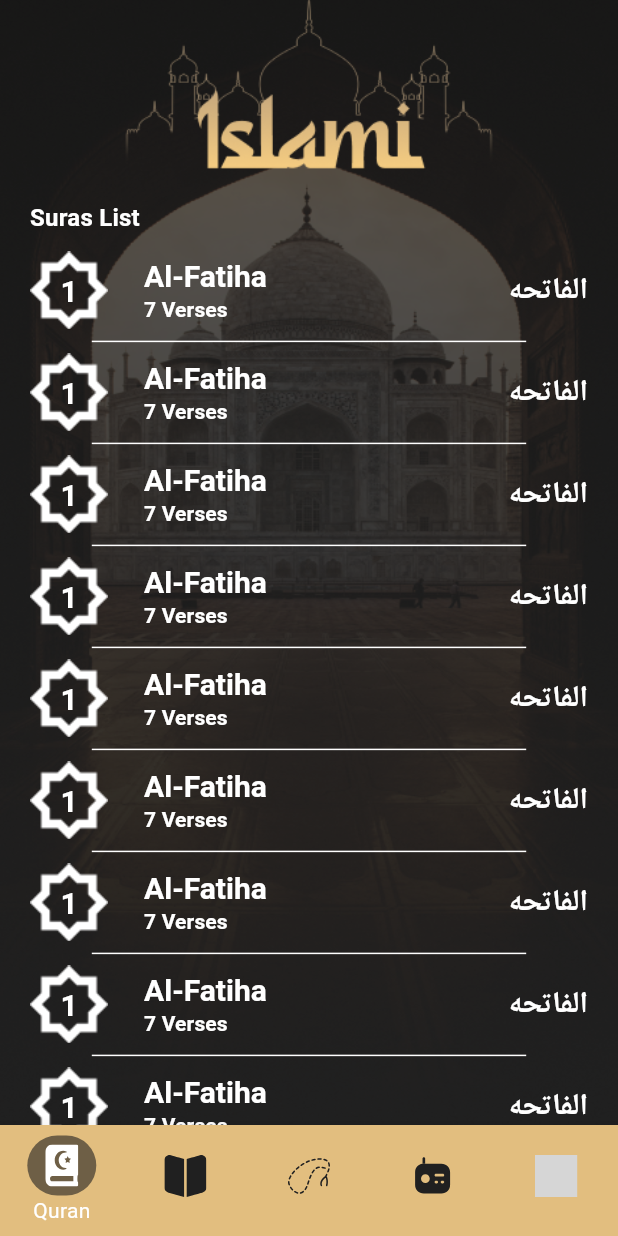
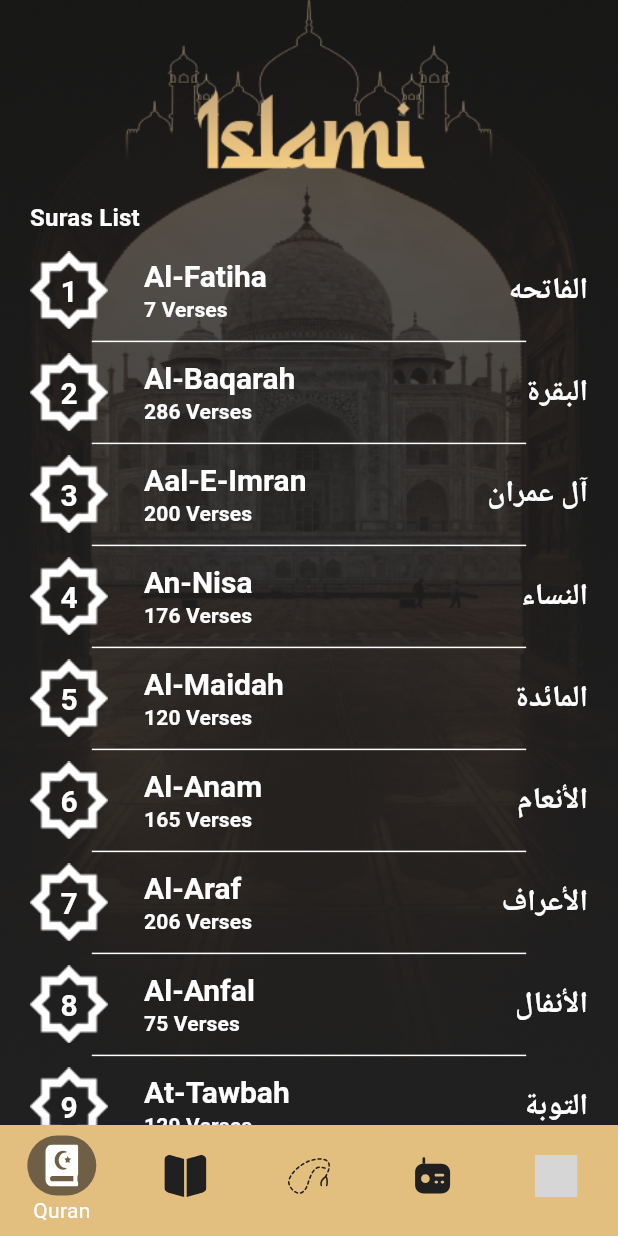
Before and after one commit to ibrahimfayed/islamic_app, a Flutter app: the screen it shows after launch, on a phone screen of 412 x 824 dp. Run offline on Flutter 3.47's test engine with Material 3 defaults, Android fonts, the phone set to English and light mode, and no system bars; our stand-ins replace flutter_svg; grey boxes are pictures that could not be loaded.

Commit message:
create Quran services & sura lists data

```diff
--- /dev/null
+++ b/lib/tabs/quran/quran_service.dart
@@ -0,0 +1,363 @@
+import "package:islamic_app/tabs/quran/sura.dart";
+
+class QuranService {
+  static List<String> arabicSuraNames = [
+    "الفاتحه",
+    "البقرة",
+    "آل عمران",
+    "النساء",
+    "المائدة",
+    "الأنعام",
+    "الأعراف",
+    "الأنفال",
+    "التوبة",
+    "يونس",
+    "هود",
+    "يوسف",
+    "الرعد",
+    "إبراهيم",
+    "الحجر",
+    "النحل",
+    "الإسراء",
+    "الكهف",
+    "مريم",
+    "طه",
+    "الأنبياء",
+    "الحج",
+    "المؤمنون",
+    "النّور",
+    "الفرقان",
+    "الشعراء",
+    "النّمل",
+    "القصص",
+    "العنكبوت",
+    "الرّوم",
+    "لقمان",
+    "السجدة",
+    "الأحزاب",
+    "سبأ",
+    "فاطر",
+    "يس",
+    "الصافات",
+    "ص",
+    "الزمر",
+    "غافر",
+    "فصّلت",
+    "الشورى",
+    "الزخرف",
+    "الدّخان",
+    "الجاثية",
+    "الأحقاف",
+    "محمد",
+    "الفتح",
+    "الحجرات",
+    "ق",
+    "الذاريات",
+    "الطور",
+    "النجم",
+    "القمر",
+    "الرحمن",
+    "الواقعة",
+    "الحديد",
+    "المجادلة",
+    "الحشر",
+    "الممتحنة",
+    "الصف",
+    "الجمعة",
+    "المنافقون",
+    "التغابن",
+    "الطلاق",
+    "التحريم",
+    "الملك",
+    "القلم",
+    "الحاقة",
+    "المعارج",
+    "نوح",
+    "الجن",
+    "المزّمّل",
+    "المدّثر",
+    "القيامة",
+    "الإنسان",
+    "المرسلات",
+    "النبأ",
+    "النازعات",
+    "عبس",
+    "التكوير",
+    "الإنفطار",
+    "المطفّفين",
+    "الإنشقاق",
+    "البروج",
+    "الطارق",
+    "الأعلى",
+    "الغاشية",
+    "الفجر",
+    "البلد",
+    "الشمس",
+    "الليل",
+    "الضحى",
+    "الشرح",
+    "التين",
+    "العلق",
+    "القدر",
+    "البينة",
+    "الزلزلة",
+    "العاديات",
+    "القارعة",
+    "التكاثر",
+    "العصر",
+    "الهمزة",
+    "الفيل",
+    "قريش",
+    "الماعون",
+    "الكوثر",
+    "الكافرون",
+    "النصر",
+    "المسد",
+    "الإخلاص",
+    "الفلق",
+    "الناس"
+  ];
+  static List<String> englishSuraNames = [
+    "Al-Fatiha",
+    "Al-Baqarah",
+    "Aal-E-Imran",
+    "An-Nisa",
+    "Al-Maidah",
+    "Al-Anam",
+    "Al-Araf",
+    "Al-Anfal",
+    "At-Tawbah",
+    "Yunus",
+    "Hud",
+    "Yusuf",
+    "Ar-Ra'd",
+    "Ibrahim",
+    "Al-Hijr",
+    "An-Nahl",
+    "Al-Isra",
+    "Al-Kahf",
+    "Maryam",
+    "Ta-Ha",
+    "Al-Anbiya",
+    "Al-Hajj",
+    "Al-Mu'minun",
+    "An-Nur",
+    "Al-Furqan",
+    "Ash-Shu'ara",
+    "An-Naml",
+    "Al-Qasas",
+    "Al-Ankabut",
+    "Ar-Rum",
+    "Luqman",
+    "As-Sajda",
+    "Al-Ahzab",
+    "Saba",
+    "Fatir",
+    "Ya-Sin",
+    "As-Saffat",
+    "Sad",
+    "Az-Zumar",
+    "Ghafir",
+    "Fussilat",
+    "Ash-Shura",
+    "Az-Zukhruf",
+    "Ad-Dukhan",
+    "Al-Jathiya",
+    "Al-Ahqaf",
+    "Muhammad",
+    "Al-Fath",
+    "Al-Hujurat",
+    "Qaf",
+    "Adh-Dhariyat",
+    "At-Tur",
+    "An-Najm",
+    "Al-Qamar",
+    "Ar-Rahman",
+    "Al-Waqi'a",
+    "Al-Hadid",
+    "Al-Mujadila",
+    "Al-Hashr",
+    "Al-Mumtahina",
+    "As-Saff",
+    "Al-Jumu'a",
+    "Al-Munafiqun",
+    "At-Taghabun",
+    "At-Talaq",
+    "At-Tahrim",
+    "Al-Mulk",
+    "Al-Qalam",
+    "Al-Haqqah",
+    "Al-Ma'arij",
+    "Nuh",
+    "Al-Jinn",
+    "Al-Muzzammil",
+    "Al-Muddathir",
+    "Al-Qiyamah",
+    "Al-Insan",
+    "Al-Mursalat",
+    "An-Naba'",
+    "An-Nazi'at",
+    "Abasa",
+    "At-Takwir",
+    "Al-Infitar",
+    "Al-Mutaffifin",
+    "Al-Inshiqaq",
+    "Al-Buruj",
+    "At-Tariq",
+    "Al-A'la",
+    "Al-Ghashiyah",
+    "Al-Fajr",
+    "Al-Balad",
+    "Ash-Shams",
+    "Al-Lail",
+    "Ad-Duha",
+    "Ash-Sharh",
+    "At-Tin",
+    "Al-Alaq",
+    "Al-Qadr",
+    "Al-Bayyina",
+    "Az-Zalzalah",
+    "Al-Adiyat",
+    "Al-Qari'a",
+    "At-Takathur",
+    "Al-Asr",
+    "Al-Humazah",
+    "Al-Fil",
+    "Quraysh",
+    "Al-Ma'un",
+    "Al-Kawthar",
+    "Al-Kafirun",
+    "An-Nasr",
+    "Al-Masad",
+    "Al-Ikhlas",
+    "Al-Falaq",
+    "An-Nas"
+  ];
+  static List<int> ayatCounts = [
+    7,
+    286,
+    200,
+    176,
+    120,
+    165,
+    206,
+    75,
+    129,
+    109,
+    123,
+    111,
+    43,
+    52,
+    99,
+    128,
+    111,
+    110,
+    98,
+    135,
+    112,
+    78,
+    118,
+    64,
+    77,
+    227,
+    93,
+    88,
+    69,
+    60,
+    34,
+    30,
+    73,
+    54,
+    45,
+    83,
+    182,
+    88,
+    75,
+    85,
+    54,
+    53,
+    89,
+    59,
+    37,
+    35,
+    38,
+    29,
+    18,
+    45,
+    60,
+    49,
+    62,
+    55,
+    78,
+    96,
+    29,
+    22,
+    24,
+    13,
+    14,
+    11,
+    11,
+    18,
+    12,
+    12,
+    30,
+    52,
+    52,
+    44,
+    28,
+    28,
+    20,
+    56,
+    40,
+    31,
+    50,
+    40,
+    46,
+    42,
+    29,
+    19,
+    36,
+    25,
+    22,
+    17,
+    19,
+    26,
+    30,
+    20,
+    15,
+    21,
+    11,
+    8,
+    5,
+    19,
+    5,
+    8,
+    8,
+    11,
+    11,
+    8,
+    3,
+    9,
+    5,
+    4,
+    6,
+    3,
+    6,
+    3,
+    5,
+    4,
+    5,
+    6
+  ];
+  static List<Sura> suras = List.generate(
+    114,
+  (index)=> getSuraFromIndex(index)
+  );
+
+  static Sura getSuraFromIndex(int index)=>//this is for one sura and i want to repeat it 114 times
+   Sura(
+    englishName: englishSuraNames[index],
+    arabicName: arabicSuraNames[index],
+    ayatCount: ayatCounts[index],
+    num: index + 1);
+}
--- a/lib/tabs/quran/quran_tab.dart
+++ b/lib/tabs/quran/quran_tab.dart
@@ -1,5 +1,6 @@
 import 'package:flutter/material.dart';
 import 'package:islamic_app/app_theme.dart';
+import 'package:islamic_app/tabs/quran/quran_service.dart';
 import 'package:islamic_app/tabs/quran/sura_item.dart';
 
 class QuranTab extends StatelessWidget {
@@ -21,8 +22,8 @@
           Expanded(
             child: ListView.separated(
               padding: EdgeInsets.symmetric(horizontal: 20),
-              itemBuilder: (_,index) => SuraItem(),
-              itemCount: 114,
+              itemBuilder: (_,index) => SuraItem(QuranService.suras[index]),
+              itemCount: QuranService.suras.length,//or 114
               separatorBuilder: (_,_) => Divider(
                 color: AppTheme.white,
                 thickness: 1,
--- /dev/null
+++ b/lib/tabs/quran/sura.dart
@@ -0,0 +1,13 @@
+class Sura {
+  String englishName;
+  String arabicName;
+  int ayatCount; //number of ayat inside each sura sura
+  int num; //number of sura
+
+  Sura({
+    required this.englishName,
+    required this.arabicName,
+    required this.ayatCount,
+    required this.num,
+  });
+}
--- a/lib/tabs/quran/sura_item.dart
+++ b/lib/tabs/quran/sura_item.dart
@@ -1,6 +1,11 @@
 import 'package:flutter/material.dart';
+import 'package:islamic_app/tabs/quran/sura.dart';
 
 class SuraItem extends StatelessWidget {
+  Sura sura;
+
+  SuraItem(this.sura);
+
   @override
   Widget build(BuildContext context) {
     TextTheme textTheme = Theme.of(context).textTheme;
@@ -18,17 +23,17 @@
                 ),
             ),
           ),
-          child: Text('1',style: textTheme.titleLarge,),
+          child: Text('${sura.num}',style: textTheme.titleLarge,),
         ),
         Column(
           crossAxisAlignment: .start, //it is an abbreviation of mainAxisAlignment: MainAxisAlignment.start,
           children: [
-            Text('Al-Fatiha', style: textTheme.titleLarge),
-            Text('7 Verses', style: textTheme.titleSmall),
+            Text(sura.englishName, style: textTheme.titleLarge),
+            Text('${sura.ayatCount} Verses', style: textTheme.titleSmall),
           ],
         ),
         Spacer(),
-        Text('الفاتحه', style: textTheme.titleLarge),
+        Text(sura.arabicName, style: textTheme.titleLarge),
       ],
     );
   }
```
